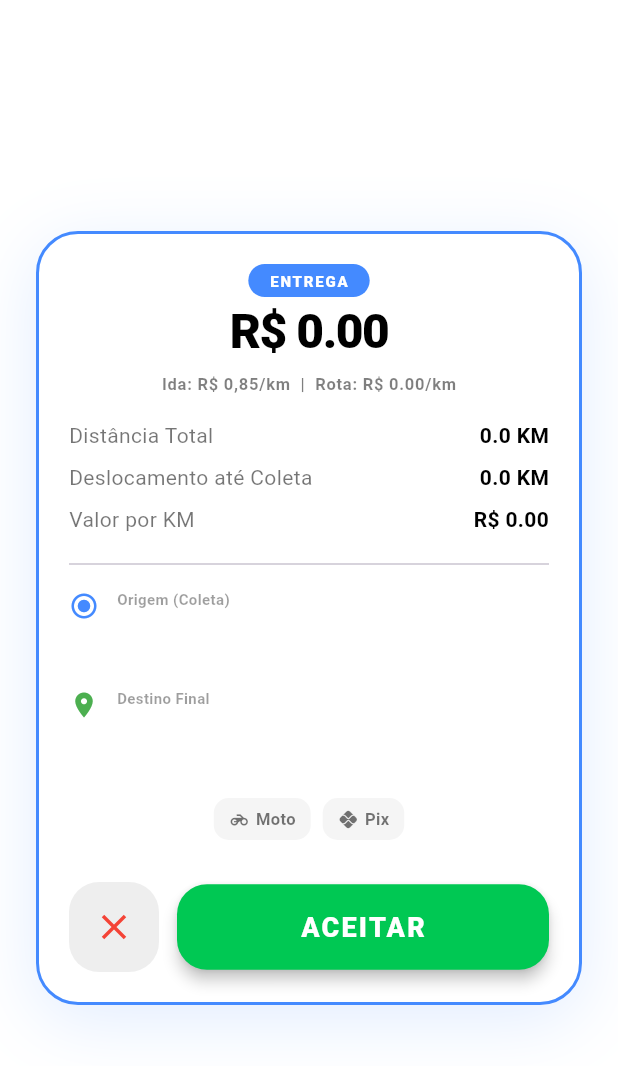
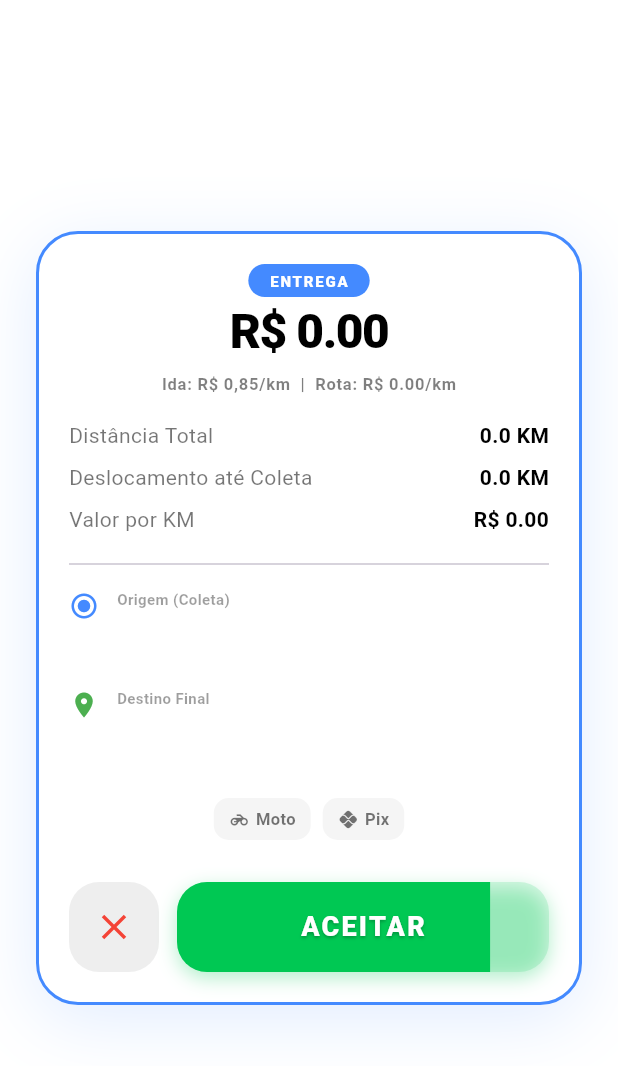
Before and after one commit to LeandroSouza82/Viper-Delevery, a Flutter app: the ViperOfferOverlay widget shown alone on an empty page, opened directly with empty values, on a phone screen of 412 x 824 dp. Shown: the top 1066 px of the screen. Run offline on Flutter 3.47's test engine with Material 3 defaults, Android fonts, the phone set to English and light mode, and no system bars; our stand-ins replace cached_network_image, fl_chart, flutter_dotenv, geolocator, get, image_picker and 6 more; missing offline and left inert: flutter_foreground_task, mapbox_maps_flutter, validatorless; accounts and stored records are empty.

Commit message:
UI: Botão Aceitar Animado (Countdown 12s) no ViperOfferOverlay - 2026-04-17 17:23

```diff
--- a/lib/src/modules/home/widgets/viper_offer_overlay.dart
+++ b/lib/src/modules/home/widgets/viper_offer_overlay.dart
@@ -213,26 +213,67 @@ class ViperOfferOverlay extends StatelessWidget {
                       const SizedBox(width: 12),
                       // ACEITAR
                       Expanded(
-                        child: ElevatedButton(
-                          onPressed: () {
+                        child: Container(
+                          height: 60,
+                          decoration: BoxDecoration(
+                            borderRadius: BorderRadius.circular(20),
+                            boxShadow: [
+                              BoxShadow(
+                                color: const Color(0xFF00C853).withOpacity(0.3),
+                                blurRadius: 10,
+                                offset: const Offset(0, 4),
+                              ),
+                            ],
+                          ),
+                          child: ClipRRect(
+                            borderRadius: BorderRadius.circular(20),
+                            child: Material(
+                              color: const Color(0xFF00C853).withOpacity(0.15), // Base light green
+                              child: InkWell(
+                                onTap: () {
                                   HapticFeedback.vibrate();
                                   onAccept();
                                 },
-                          style: ElevatedButton.styleFrom(
-                            backgroundColor: const Color(0xFF00C853),
-                            foregroundColor: Colors.white,
-                            padding: const EdgeInsets.symmetric(vertical: 18),
-                            shape: RoundedRectangleBorder(
-                              borderRadius: BorderRadius.circular(20),
+                                child: Stack(
+                                  children: [
+                                    // Camada de Progresso (Vibrante)
+                                    TweenAnimationBuilder<double>(
+                                      tween: Tween<double>(begin: 1.0, end: 0.0),
+                                      duration: const Duration(seconds: 12),
+                                      builder: (context, value, child) {
+                                        return FractionallySizedBox(
+                                          widthFactor: value,
+                                          alignment: Alignment.centerLeft,
+                                          child: Container(
+                                            decoration: const BoxDecoration(
+                                              color: Color(0xFF00C853),
                                             ),
-                            elevation: 4,
                                           ),
-                          child: const Text(
+                                        );
+                                      },
+                                    ),
+                                    // Texto por cima de tudo
+                                    const Center(
+                                      child: Text(
                                         'ACEITAR',
                                         style: TextStyle(
+                                          color: Colors.white,
                                           fontSize: 18,
                                           fontWeight: FontWeight.w900,
                                           letterSpacing: 1.5,
+                                          shadows: [
+                                            Shadow(
+                                              color: Colors.black26,
+                                              offset: Offset(0, 1),
+                                              blurRadius: 2,
+                                            ),
+                                          ],
+                                        ),
+                                      ),
+                                    ),
+                                  ],
+                                ),
+                              ),
                             ),
                           ),
                         ),
```
Lines whose indentation alone changed are shown as unchanged.
